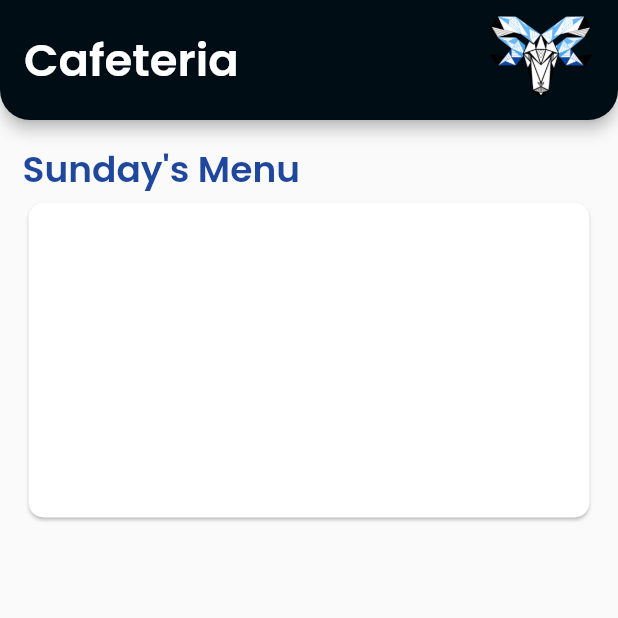
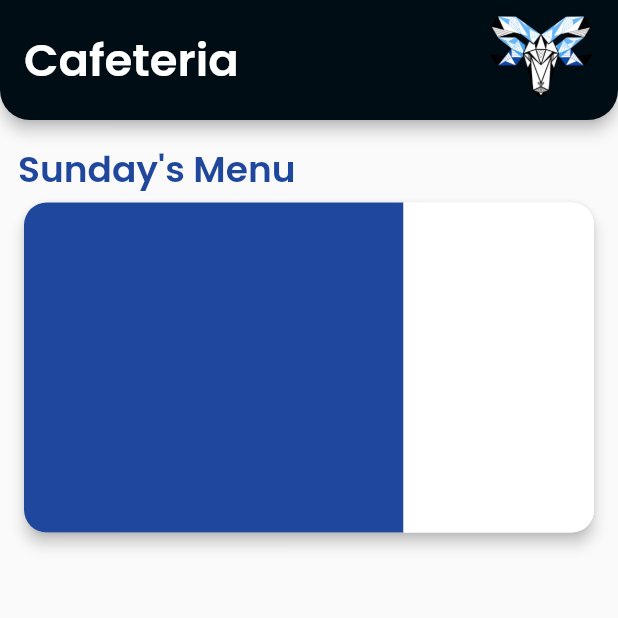
Before and after one commit to Woodlands-App-Team/WAPP, a Flutter app: the CafMenuPage screen opened directly, on a phone screen of 412 x 824 dp, the top half of it. Run offline on Flutter 3.47's test engine with Material 2 defaults, Android fonts, the phone set to English and light mode, and no system bars; our stand-ins replace animated_text_kit, cloud_firestore, firebase_auth, firebase_core, flutter_typeahead, google_fonts and 2 more; missing offline and left inert: delayed_widget, oauth2; accounts and stored records are empty.

Commit message:
added caf card

```diff
--- a/lib/pages/caf_menu_page/caf_menu_page.dart
+++ b/lib/pages/caf_menu_page/caf_menu_page.dart
@@ -1,8 +1,10 @@
+import 'package:cloud_firestore/cloud_firestore.dart';
 import 'package:flutter/material.dart';
 import 'package:google_fonts/google_fonts.dart';
 import 'package:intl/intl.dart';
 import 'package:wapp/constants.dart';
 import 'package:wapp/pages/caf_menu_page/caf_menu_page_app_bar.dart';
+import 'package:wapp/pages/caf_menu_page/special_card.dart';
 
 class CafMenuPage extends StatefulWidget {
   const CafMenuPage({Key? key}) : super(key: key);
@@ -18,7 +20,7 @@ class _CafMenuPageState extends State<CafMenuPage> {
     return Scaffold(
       appBar: cafMenuPageAppBar(),
       body: Container(
-        padding: EdgeInsets.fromLTRB(15, 15, 15, 10),
+        padding: EdgeInsets.fromLTRB(12, 15, 12, 10),
         child: Column(
           children: [
             Row(
@@ -32,14 +34,7 @@ class _CafMenuPageState extends State<CafMenuPage> {
                 ),
               ],
             ),
-            Card(
-              shape: RoundedRectangleBorder(
-                  borderRadius: BorderRadius.all(Radius.circular(10))),
-              child: Container(
-                height: 210,
-                width: MediaQuery.of(context).size.width,
-              ),
-            ),
+            specialCard()
           ],
         ),
       ),
--- /dev/null
+++ b/lib/pages/caf_menu_page/special_card.dart
@@ -0,0 +1,40 @@
+import 'package:flutter/material.dart';
+import 'package:wapp/constants.dart';
+
+Card specialCard() {
+  return Card(
+      elevation: 4,
+      shape: RoundedRectangleBorder(
+          borderRadius: BorderRadius.all(Radius.circular(15))),
+      child: Container(
+          height: 220,
+          width: 69420,
+          decoration: BoxDecoration(
+              borderRadius: BorderRadius.all(Radius.circular(15))),
+          child: Row(
+            children: [
+              AspectRatio(
+                aspectRatio: 1.15,
+                child: Container(
+                  decoration: BoxDecoration(
+                      color: dark_blue,
+                      borderRadius: BorderRadius.only(
+                          topLeft: Radius.circular(15),
+                          bottomLeft: Radius.circular(15))),
+                  child: Column(
+                    children: [],
+                  ),
+                ),
+              ),
+              Expanded(
+                child: Container(
+                  decoration: BoxDecoration(
+                      color: white,
+                      borderRadius: BorderRadius.only(
+                          topRight: Radius.circular(15),
+                          bottomRight: Radius.circular(15))),
+                ),
+              )
+            ],
+          )));
+}
```
